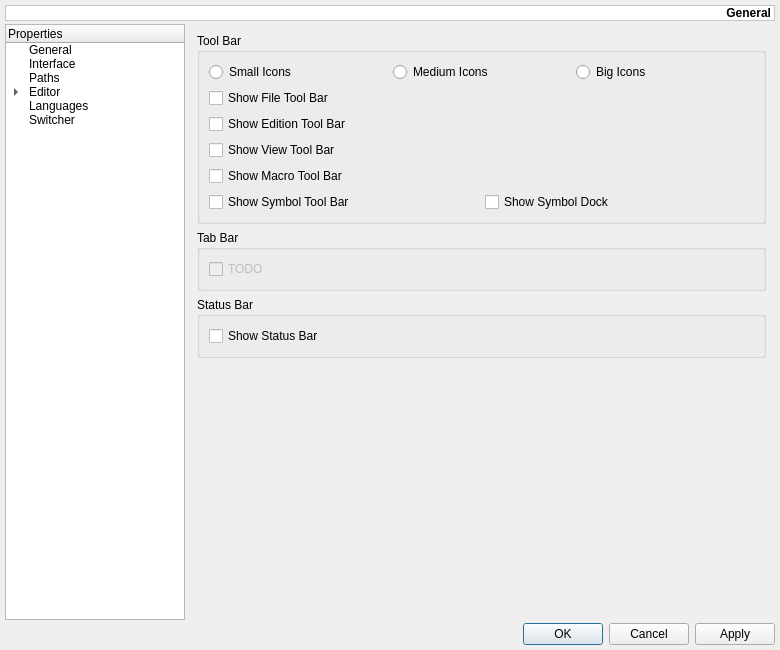
Before: the Qt Designer form src/ui/settings.ui in yag00/raptor, drawn with Qt 5.
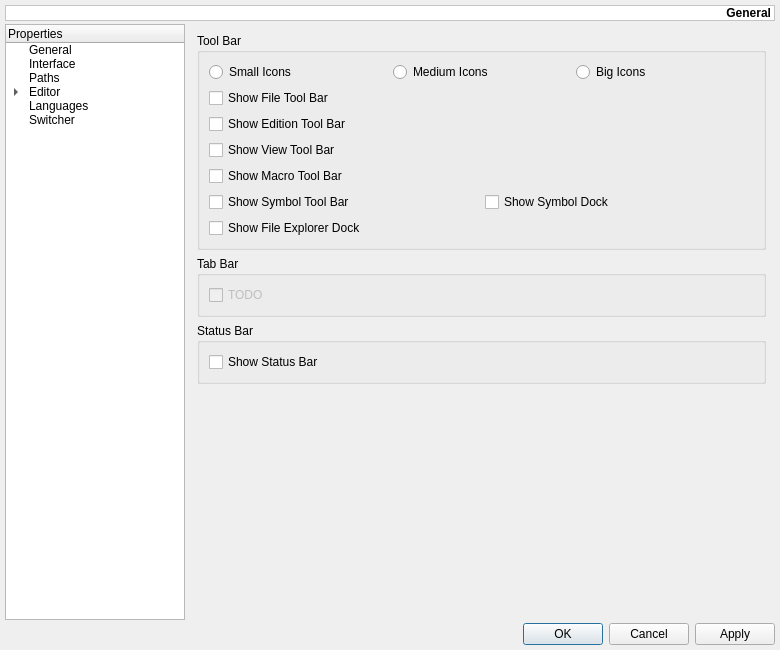
After: the same form once the commit is applied. The open tabs and pages were chosen to show the change. Icons and pictures are not drawn. Custom widgets are drawn as their Qt base class.

Commit message: dock file explorer settings

Patch:
```diff
--- a/src/ui/settings.ui
+++ b/src/ui/settings.ui
@@ -422,6 +422,13 @@
             </item>
            </layout>
           </item>
+          <item>
+           <widget class="QCheckBox" name="cbDockExplorer">
+            <property name="text">
+             <string>Show File Explorer Dock</string>
+            </property>
+           </widget>
+          </item>
          </layout>
         </widget>
        </item>
```
The commit also changes 2 other files.
